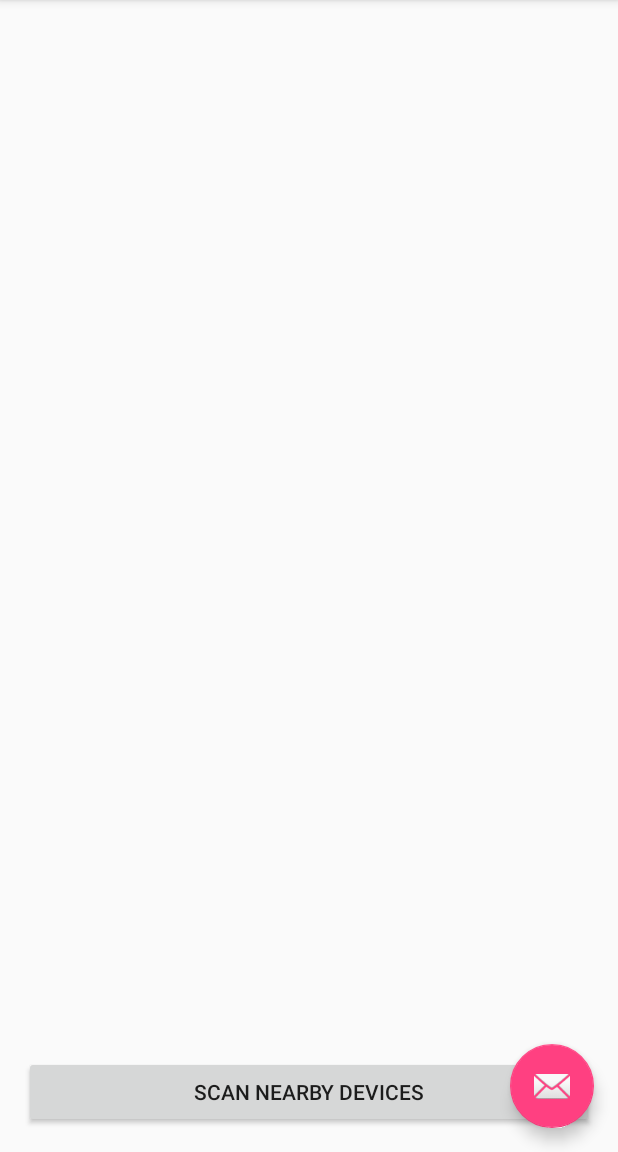
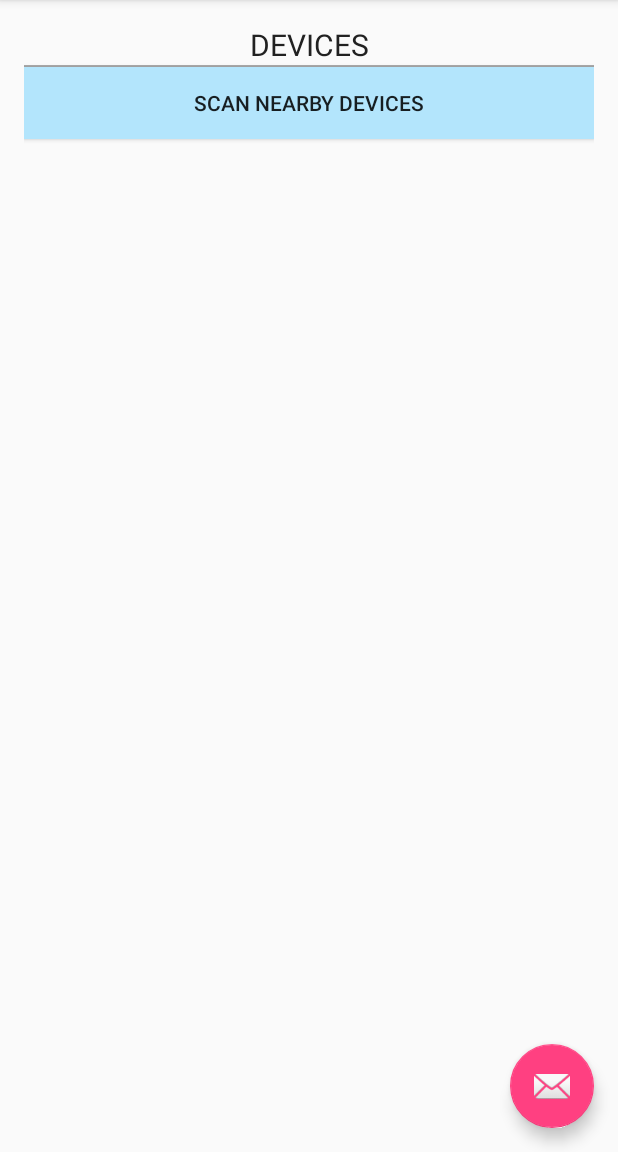
Before and after one commit to PrateeshGoswami/ImpactLogger, an Android app: the screen it shows after launch (MainActivity), on a phone screen of 412 x 824 dp, the part 84-1236 px from its top. Run offline under Robolectric (Android 15) with nearby library versions, the phone set to English and light mode, and no system bars.

```diff
--- a/app/src/main/res/layout/fragment_main.xml
+++ b/app/src/main/res/layout/fragment_main.xml
@@ -1,4 +1,4 @@
-<RelativeLayout xmlns:android="http://schemas.android.com/apk/res/android"
+<LinearLayout xmlns:android="http://schemas.android.com/apk/res/android"
     xmlns:tools="http://schemas.android.com/tools"
     android:layout_width="match_parent"
     android:layout_height="match_parent"
@@ -19,6 +19,13 @@
         android:textColor="@color/primary_text"
         android:textSize="@dimen/title_text_size"
         android:layout_below="@+id/listview_devices"/>
+    <View
+        android:layout_width="match_parent"
+        android:layout_height="1dp"
+        android:background="@android:color/darker_gray"/>
+    <FrameLayout
+        android:layout_width="wrap_content"
+        android:layout_height="wrap_content">
 
     <ListView
         android:id="@+id/listview_devices"
@@ -27,11 +34,12 @@
         android:layout_above="@+id/bConnectionNew">
 
     </ListView>
-
+    </FrameLayout>
     <Button
         android:id="@+id/bConnectionNew"
         android:layout_width="match_parent"
         android:layout_height="wrap_content"
+        android:background="@color/primary_light"
         android:layout_alignParentBottom="true"
         android:text="@string/scan_device"/>
-</RelativeLayout>
+</LinearLayout>
--- a/app/src/main/res/values/strings.xml
+++ b/app/src/main/res/values/strings.xml
@@ -1,6 +1,6 @@
 <resources>
     <string name="app_name">ImpactLogger</string>
     <string name="action_settings">Settings</string>
-    <string name="device_list">PAIRED DEVICES</string>
+    <string name="device_list">DEVICES</string>
     <string name="scan_device">SCAN NEARBY DEVICES</string>
 </resources>
```
Also changed, not shown: app/src/main/java/com/example/home/impactlogger/MainActivityFragment.java (+13 -1 lines).
